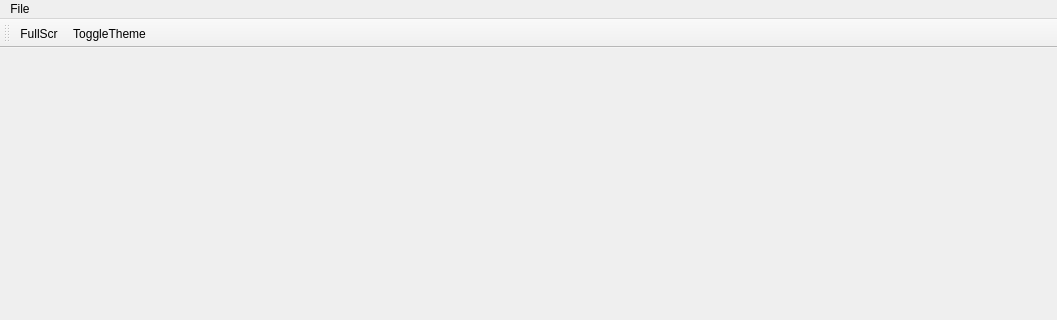
Above: UI/mainwindow.ui from TRACTOR-MAN/Pretty_Game_Launcher before the change; both pictures show x 0 to 1057 and y 0 to 320 of the 1057 by 774 pixel window. Below: the same form after it.
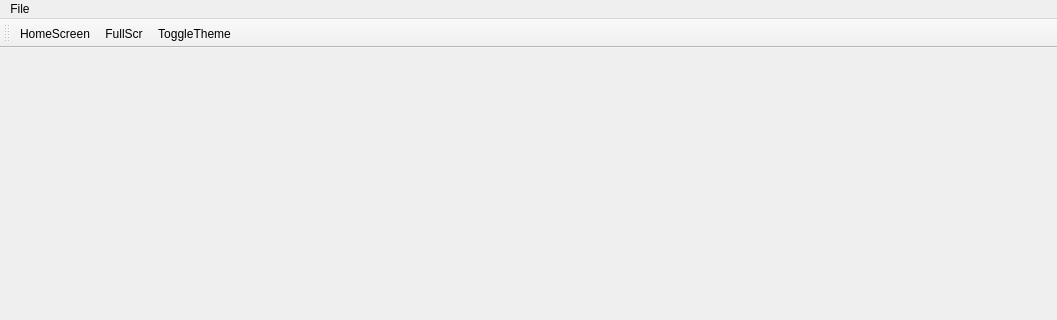
That is the form after the change. Icons and pictures are not drawn.

Commit message: Added the home toolbar button, does nothing yet.  Also corrected the database so that it always displays in alphabetical order. Changed the launcher so now, you need a launch command and optional command line args> Added a home button tool bar button, currently does nothing though.

What changed in the file:
```diff
--- a/UI/mainwindow.ui
+++ b/UI/mainwindow.ui
@@ -67,6 +67,7 @@
    <attribute name="toolBarBreak">
     <bool>false</bool>
    </attribute>
+   <addaction name="actionHomeScreen"/>
    <addaction name="actionFullScr"/>
    <addaction name="actionToggleTheme"/>
   </widget>
@@ -100,6 +101,15 @@
     <string>ToggleTheme</string>
    </property>
   </action>
+  <action name="actionHomeScreen">
+   <property name="icon">
+    <iconset resource="../Icons/icons.qrc">
+     <normaloff>:/home.png</normaloff>:/home.png</iconset>
+   </property>
+   <property name="text">
+    <string>HomeScreen</string>
+   </property>
+  </action>
  </widget>
  <resources>
   <include location="../Icons/icons.qrc"/>
```
Left out of the diff: 6 changed lines with no effect on the pictures. The commit also changes 18 other files.
